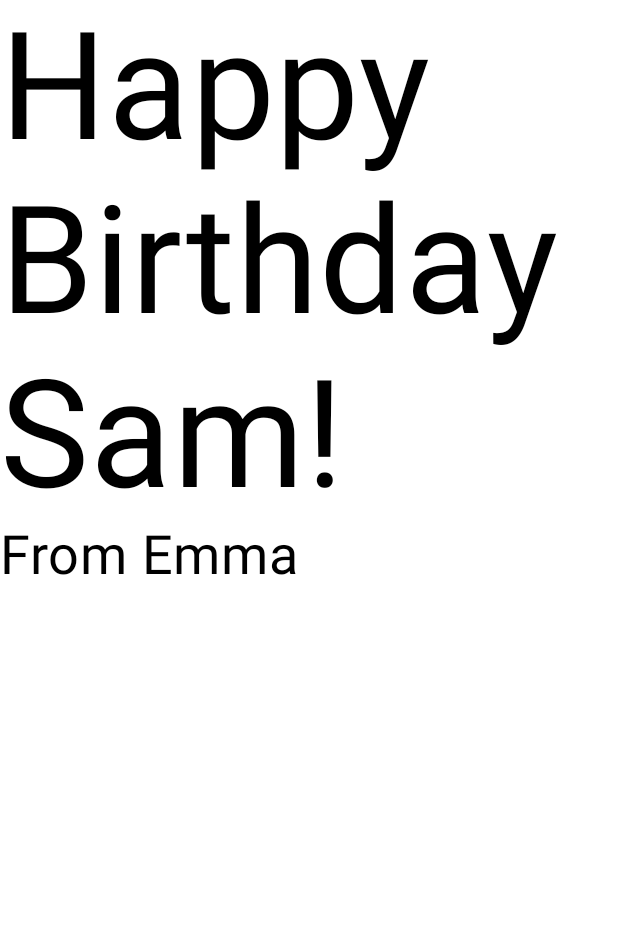
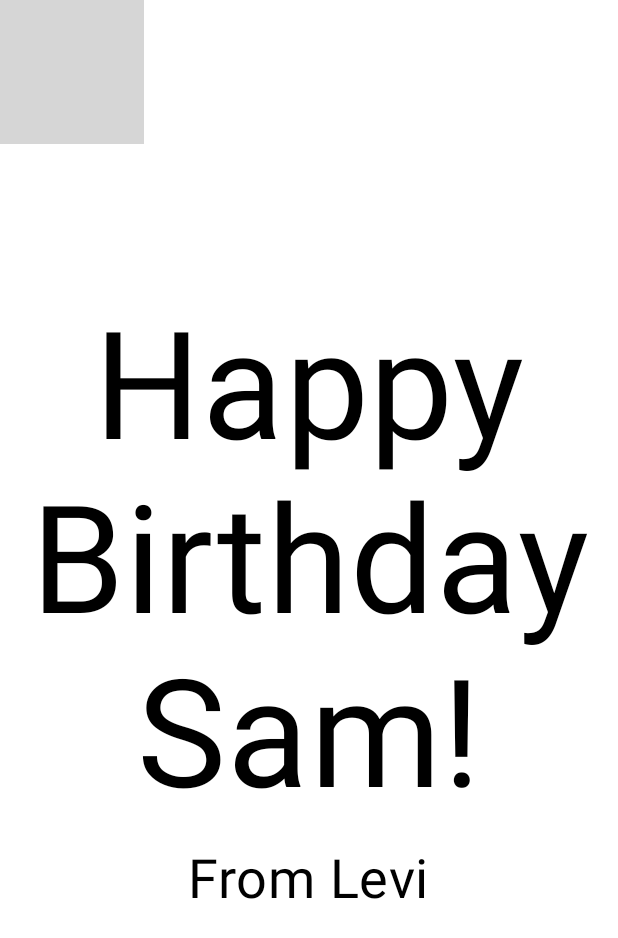
Before and after one commit to Thiago-Levi/HappyBirthdayProject, an Android app built with Jetpack Compose: the @Preview function BirthdayCardPreview, on a phone screen of 412 x 824 dp. Shown: the top 938 px of the screen. Run offline under Robolectric (Android 15) with nearby library versions, the phone set to English and light mode, and no system bars; grey boxes are pictures that could not be loaded.

Commit message:
Add basic components.

```diff
--- a/app/src/main/java/com/example/happybirthday/MainActivity.kt
+++ b/app/src/main/java/com/example/happybirthday/MainActivity.kt
@@ -5,6 +5,7 @@ import android.os.Message
 import androidx.activity.ComponentActivity
 import androidx.activity.compose.setContent
 import androidx.activity.enableEdgeToEdge
+import androidx.compose.foundation.Image
 import androidx.compose.foundation.layout.Column
 import androidx.compose.foundation.layout.Row
 import androidx.compose.foundation.layout.fillMaxSize
@@ -15,9 +16,21 @@ import androidx.compose.material3.Surface
 import androidx.compose.material3.Text
 import androidx.compose.runtime.Composable
 import androidx.compose.ui.Modifier
+import androidx.compose.ui.res.painterResource
 import androidx.compose.ui.tooling.preview.Preview
 import androidx.compose.ui.unit.sp
 import com.example.happybirthday.ui.theme.HappyBirthdayTheme
+import androidx.compose.foundation.Image
+import androidx.compose.foundation.background
+import androidx.compose.foundation.layout.Arrangement
+import androidx.compose.foundation.layout.Box
+import androidx.compose.ui.Alignment
+import androidx.compose.ui.graphics.Color
+import androidx.compose.ui.layout.ContentScale
+import androidx.compose.ui.res.stringResource
+import androidx.compose.ui.text.style.TextAlign
+import androidx.compose.ui.unit.dp
+
 
 class MainActivity : ComponentActivity() {
     override fun onCreate(savedInstanceState: Bundle?) {
@@ -29,7 +42,10 @@ class MainActivity : ComponentActivity() {
                     modifier = Modifier.fillMaxSize(),
                     color = MaterialTheme.colorScheme.background
                 ) {
-                    GreetingText(message = "Happy Birthday Sam!", from = "From Levi")
+                    GreetingImage(
+                        message = stringResource(R.string.happy_birthday_text),
+                        from = stringResource(R.string.signature_text)
+                    )
                 }
             }
         }
@@ -39,27 +55,56 @@ class MainActivity : ComponentActivity() {
 
 @Composable
 fun GreetingText(message: String, from: String, modifier: Modifier = Modifier) {
-    Column(modifier = Modifier) {
+    Column(
+        verticalArrangement = Arrangement.Center,
+        modifier = modifier
+    ) {
         Text(
             text = message,
             fontSize = 100.sp,
-            lineHeight = 116.sp
+            lineHeight = 116.sp,
+            textAlign = TextAlign.Center
         )
         Text(
             text = from,
-            fontSize = 36.sp
+            fontSize = 36.sp,
+            modifier = Modifier
+                .padding(16.dp)
+                .align(alignment = Alignment.CenterHorizontally)
         )
     }
 }
+
+
+@Composable
+fun GreetingImage(message: String, from: String, modifier: Modifier = Modifier) {
+    val image = painterResource(R.drawable.androidparty)
+    Box(modifier) {
+        Image(
+            painter = image,
+            contentDescription = null,
+            contentScale = ContentScale.Crop,
+            alpha = 0.5F
+        )
+        GreetingText(
+            message = message,
+            from = from,
+            modifier = Modifier
+                .fillMaxSize()
+                .padding(8.dp)
+        )
+   }
+}
+
 
 @Preview(showBackground = true)
 @Composable
 fun BirthdayCardPreview() {
     HappyBirthdayTheme {
-    GreetingText(
-        message = "Happy Birthday Sam!",
-        from = "From Emma"
-    )
+        GreetingImage(
+            message = stringResource(R.string.happy_birthday_text),
+            from = stringResource(R.string.signature_text)
+        )
 
     }
 }
--- a/app/src/main/res/values/strings.xml
+++ b/app/src/main/res/values/strings.xml
@@ -1,3 +1,5 @@
 <resources>
     <string name="app_name">Happy Birthday</string>
+    <string name="happy_birthday_text">Happy Birthday Sam!</string>
+    <string name="signature_text">From Levi</string>
 </resources>
```
Also changed, not shown: 1 other file.
